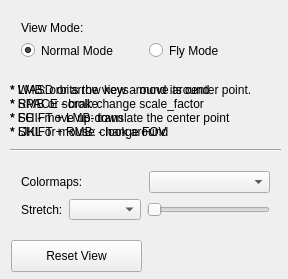
Before: the Qt Designer form vispy_volume/options_widget.ui in glue-viz/glue-vispy-viewers, drawn with Qt 5.
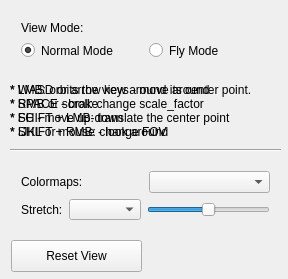
After: the same form once the commit is applied.

Commit message: Fix stretch sliders & Initial view

What changed in the file:
```diff
--- a/vispy_volume/options_widget.ui
+++ b/vispy_volume/options_widget.ui
@@ -96,7 +96,7 @@
       <item>
        <widget class="QSlider" name="stretch_slider">
         <property name="minimum">
-         <number>0</number>
+         <number>-10</number>
         </property>
         <property name="maximum">
          <number>10</number>
```
Left out of the diff: 3 changed lines with no effect on the pictures. The commit also changes 5 other files.
